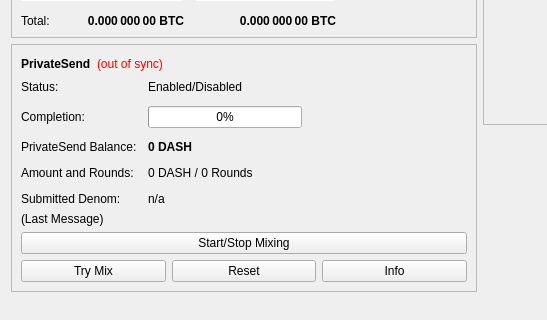
First picture: the form in src/qt/forms/overviewpage.ui, repository GelCoinProject/GelCoin, before the edit; both pictures show x 0 to 547 and y 178 to 498 of the 960 by 585 pixel window.
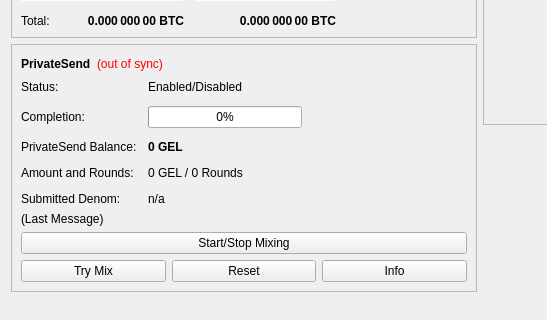
Second picture: the form after the edit.

The edit to the form file:
```diff
--- a/src/qt/forms/overviewpage.ui
+++ b/src/qt/forms/overviewpage.ui
@@ -514,7 +514,7 @@
                </font>
               </property>
               <property name="text">
-               <string notr="true">0 DASH</string>
+               <string notr="true">0 GEL</string>
               </property>
              </widget>
             </item>
@@ -528,7 +528,7 @@
             <item row="3" column="1">
              <widget class="QLabel" name="labelAmountRounds">
               <property name="text">
-               <string>0 DASH / 0 Rounds</string>
+               <string>0 GEL / 0 Rounds</string>
               </property>
              </widget>
             </item>
```
Left out of the diff: 6 changed lines with no effect on the pictures.
